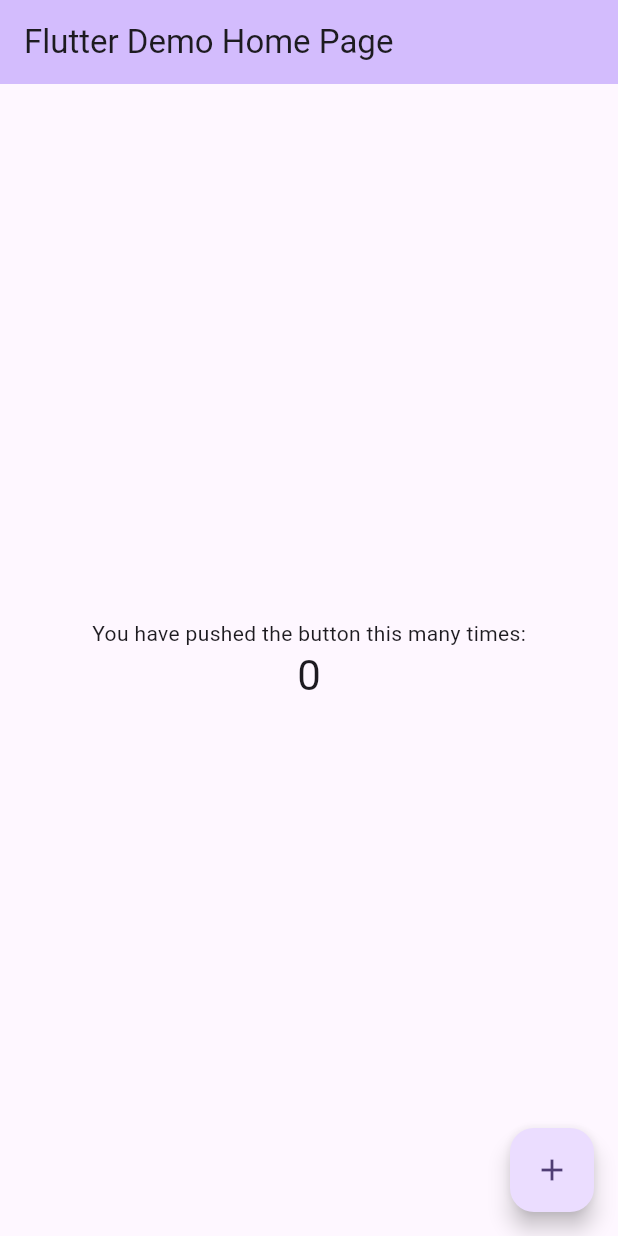
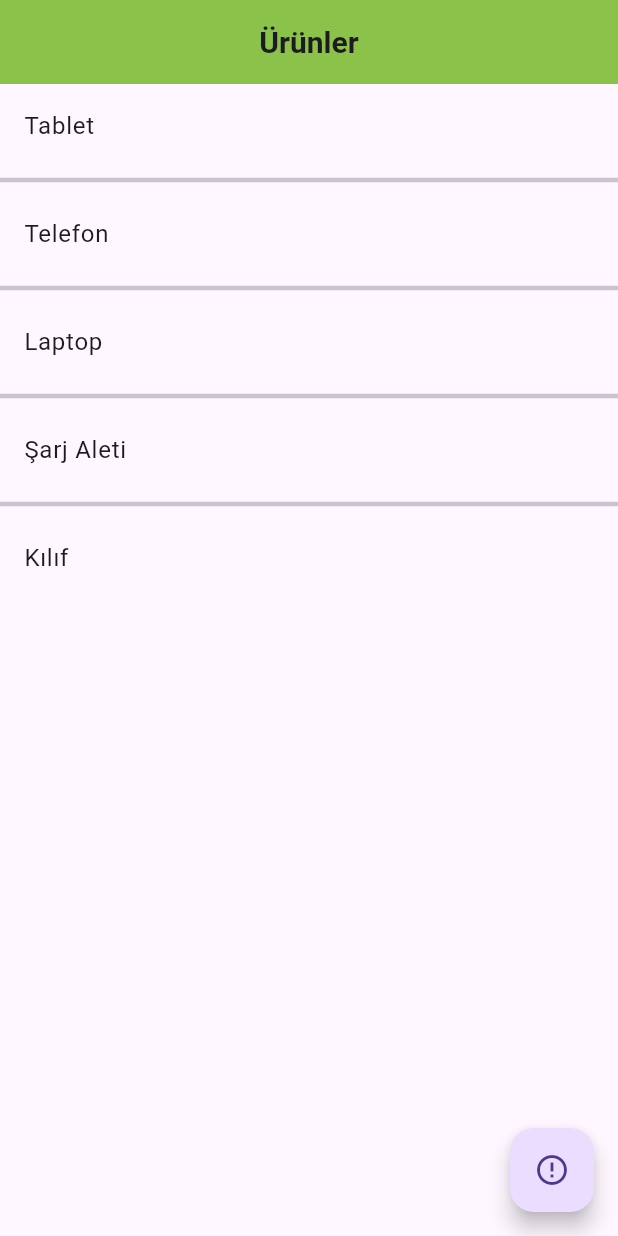
Before and after one commit to salihefeserit/dinamik-rotalar, a Flutter app: the screen it shows after launch, on a phone screen of 412 x 824 dp. Run offline on Flutter 3.47's test engine with Material 3 defaults, Android fonts, the light colour scheme and no system bars.

Commit message:
deneme öncesi

```diff
--- /dev/null
+++ b/lib/ProductModel.dart
@@ -0,0 +1,7 @@
+class Product {
+  final int id;
+  final String ad;
+  final int ucret;
+
+  const Product({required this.id, required this.ad, required this.ucret});
+}
--- a/lib/main.dart
+++ b/lib/main.dart
@@ -1,122 +1,143 @@
 import 'package:flutter/material.dart';
+import 'package:urunkatalog/product-detail.dart';
+import 'package:urunkatalog/ProductModel.dart';
 
 void main() {
-  runApp(const MyApp());
+  runApp(const urunApp());
 }
 
-class MyApp extends StatelessWidget {
-  const MyApp({super.key});
+final List<Product> _Products = [
+  Product(id: 1, ad: "Tablet", ucret: 10000),
+  Product(id: 2, ad: "Telefon", ucret: 20000),
+  Product(id: 3, ad: "Laptop", ucret: 40000),
+  Product(id: 4, ad: "Şarj Aleti", ucret: 400),
+  Product(id: 5, ad: "Kılıf", ucret: 200),
+];
 
-  // This widget is the root of your application.
+class urunApp extends StatelessWidget {
+  const urunApp({super.key});
+
   @override
   Widget build(BuildContext context) {
     return MaterialApp(
-      title: 'Flutter Demo',
-      theme: ThemeData(
-        // This is the theme of your application.
-        //
-        // TRY THIS: Try running your application with "flutter run". You'll see
-        // the application has a purple toolbar. Then, without quitting the app,
-        // try changing the seedColor in the colorScheme below to Colors.green
-        // and then invoke "hot reload" (save your changes or press the "hot
-        // reload" button in a Flutter-supported IDE, or press "r" if you used
-        // the command line to start the app).
-        //
-        // Notice that the counter didn't reset back to zero; the application
-        // state is not lost during the reload. To reset the state, use hot
-        // restart instead.
-        //
-        // This works for code too, not just values: Most code changes can be
-        // tested with just a hot reload.
-        colorScheme: ColorScheme.fromSeed(seedColor: Colors.deepPurple),
-      ),
-      home: const MyHomePage(title: 'Flutter Demo Home Page'),
+      debugShowCheckedModeBanner: false,
+      initialRoute: '/',
+      routes: {
+        '/': (context) => const _HomePage(),
+        '/non-existent-route': (context) => const NotFoundPage()
+      },
+      onGenerateRoute: (settings) {
+        final args = settings.arguments;
+
+        if (settings.name == '/product') {
+          if (args is Map<String, dynamic>) {
+            final product = Product(
+              id: args['id'] ?? 0,
+              ad: args['ad'] ?? 'Bilinmiyor',
+              ucret: args['ucret'] ?? 0.0,
+            );
+            return MaterialPageRoute(
+              builder: (_) => ProductDetail(urun: product),
+            );
+          }
+        }
+      },
+      onUnknownRoute: (RouteSettings settings) {
+        return MaterialPageRoute(
+          builder: (context) => NotFoundPage(),
+        );
+      }
     );
   }
 }
 
-class MyHomePage extends StatefulWidget {
-  const MyHomePage({super.key, required this.title});
-
-  // This widget is the home page of your application. It is stateful, meaning
-  // that it has a State object (defined below) that contains fields that affect
-  // how it looks.
-
-  // This class is the configuration for the state. It holds the values (in this
-  // case the title) provided by the parent (in this case the App widget) and
-  // used by the build method of the State. Fields in a Widget subclass are
-  // always marked "final".
-
-  final String title;
-
-  @override
-  State<MyHomePage> createState() => _MyHomePageState();
-}
-
-class _MyHomePageState extends State<MyHomePage> {
-  int _counter = 0;
-
-  void _incrementCounter() {
-    setState(() {
-      // This call to setState tells the Flutter framework that something has
-      // changed in this State, which causes it to rerun the build method below
-      // so that the display can reflect the updated values. If we changed
-      // _counter without calling setState(), then the build method would not be
-      // called again, and so nothing would appear to happen.
-      _counter++;
-    });
-  }
+class _HomePage extends StatelessWidget {
+  const _HomePage({super.key});
 
   @override
   Widget build(BuildContext context) {
-    // This method is rerun every time setState is called, for instance as done
-    // by the _incrementCounter method above.
-    //
-    // The Flutter framework has been optimized to make rerunning build methods
-    // fast, so that you can just rebuild anything that needs updating rather
-    // than having to individually change instances of widgets.
     return Scaffold(
       appBar: AppBar(
-        // TRY THIS: Try changing the color here to a specific color (to
-        // Colors.amber, perhaps?) and trigger a hot reload to see the AppBar
-        // change color while the other colors stay the same.
-        backgroundColor: Theme.of(context).colorScheme.inversePrimary,
-        // Here we take the value from the MyHomePage object that was created by
-        // the App.build method, and use it to set our appbar title.
-        title: Text(widget.title),
+        title: Center(
+          child: Text(
+            "Ürünler",
+            style: TextStyle(fontSize: 20, fontWeight: FontWeight.bold),
+          ),
+        ),
+        backgroundColor: Colors.lightGreen,
       ),
+      body: ListView.separated(
+        itemBuilder: (context, index) =>
+            ListTile(
+              title: Text(_Products[index].ad),
+              onTap: () =>
+                  _navigateAndDisplaySnackBar(context, _Products[index]),
+            ),
+        separatorBuilder: (context, index) => const Divider(thickness: 3),
+        itemCount: _Products.length,
+      ),
+      floatingActionButton: FloatingActionButton(
+        onPressed: () {
+          Navigator.pushNamed(context, '/non-existent-route');
+        },
+        tooltip: 'Test 404',
+        child: const Icon(Icons.error_outline),
+      ),
+    );
+  }
+}
+
+void _navigateAndDisplaySnackBar(BuildContext context, Product product) async {
+  final result = await Navigator.pushNamed(
+    context,
+    '/product',
+    arguments: {
+      'id': product.id,
+      'ad': product.ad,
+      'ucret': product.ucret,
+    },
+  );
+
+  // Eğer bir sonuç döndüyse (null değilse), SnackBar göster
+  if (result != null && context.mounted) {
+    ScaffoldMessenger.of(context)
+      ..removeCurrentSnackBar()
+      ..showSnackBar(SnackBar(content: Text('$result'), behavior: SnackBarBehavior.floating,));
+  }
+}
+
+
+class NotFoundPage extends StatelessWidget {
+  final String message;
+
+  const NotFoundPage({
+    super.key,
+    this.message = 'Aradığınız sayfa bulunamadı.',
+  });
+
+  @override
+  Widget build(BuildContext context) {
+    debugPrint(message);
+    return Scaffold(
+      appBar: AppBar(title: const Text('404 - Hata'), backgroundColor: Colors.lightGreen,),
       body: Center(
-        // Center is a layout widget. It takes a single child and positions it
-        // in the middle of the parent.
         child: Column(
-          // Column is also a layout widget. It takes a list of children and
-          // arranges them vertically. By default, it sizes itself to fit its
-          // children horizontally, and tries to be as tall as its parent.
-          //
-          // Column has various properties to control how it sizes itself and
-          // how it positions its children. Here we use mainAxisAlignment to
-          // center the children vertically; the main axis here is the vertical
-          // axis because Columns are vertical (the cross axis would be
-          // horizontal).
-          //
-          // TRY THIS: Invoke "debug painting" (choose the "Toggle Debug Paint"
-          // action in the IDE, or press "p" in the console), to see the
-          // wireframe for each widget.
           mainAxisAlignment: MainAxisAlignment.center,
-          children: <Widget>[
-            const Text('You have pushed the button this many times:'),
+          children: [
+            const Icon(Icons.error_outline, color: Colors.red, size: 60),
+            const SizedBox(height: 20),
             Text(
-              '$_counter',
-              style: Theme.of(context).textTheme.headlineMedium,
+              message,
+              textAlign: TextAlign.center,
+            ),
+            const SizedBox(height: 20),
+            ElevatedButton(
+              onPressed: () => Navigator.pop(context),
+              child: const Text('Geri Dön'),
             ),
           ],
         ),
       ),
-      floatingActionButton: FloatingActionButton(
-        onPressed: _incrementCounter,
-        tooltip: 'Increment',
-        child: const Icon(Icons.add),
-      ), // This trailing comma makes auto-formatting nicer for build methods.
     );
   }
 }
```
Also changed, not shown: lib/product-detail.dart (added, +31 -0 lines), 1 other file.
